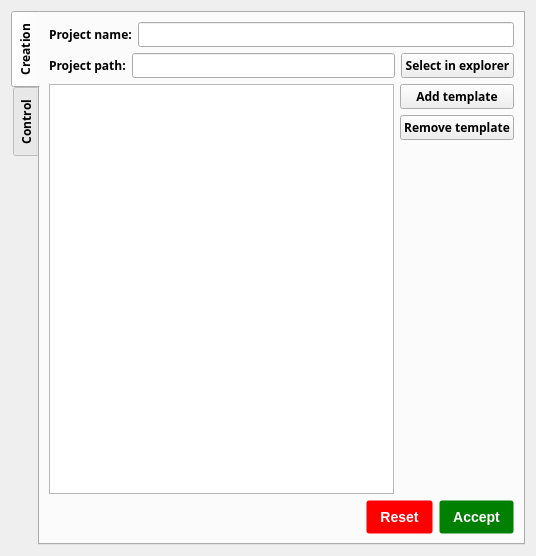
Above: projectsmenu.ui from Notidman/Dollar before the change. Below: the same form after it.
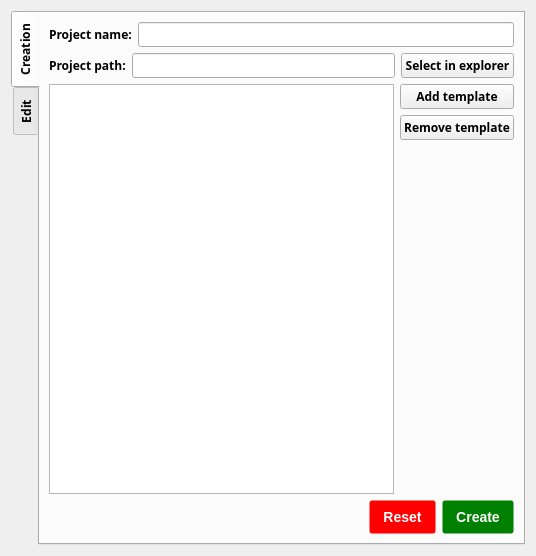
That is the form after the change.

```diff
--- a/projectsmenu.ui
+++ b/projectsmenu.ui
@@ -167,7 +167,7 @@
 background-color: green;</string>
            </property>
            <property name="text">
-            <string>Accept</string>
+            <string>Create</string>
            </property>
           </widget>
          </item>
@@ -177,7 +177,7 @@
      </widget>
      <widget class="QWidget" name="projects_control">
       <attribute name="title">
-       <string>Control</string>
+       <string>Edit</string>
       </attribute>
      </widget>
     </widget>
```
Left out of the diff: 8 changed lines with no effect on the pictures.
